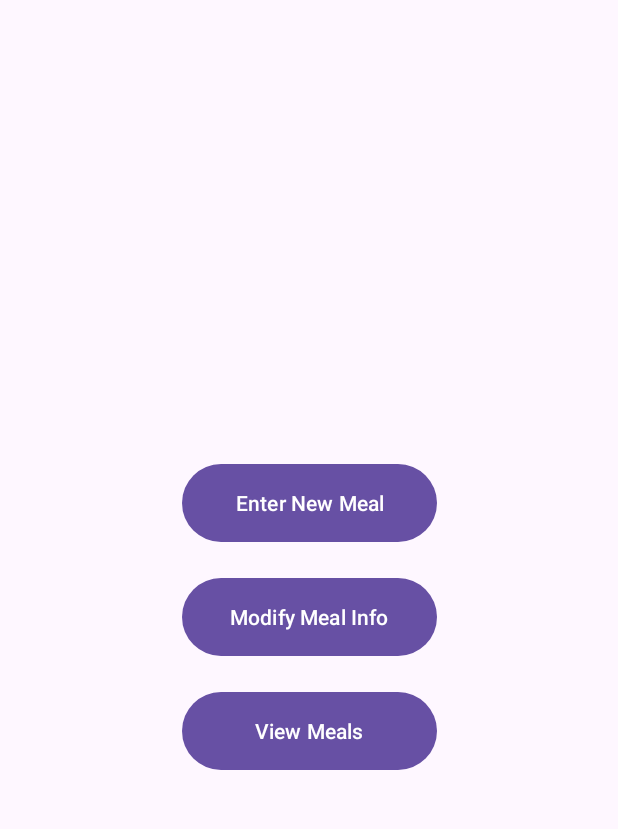
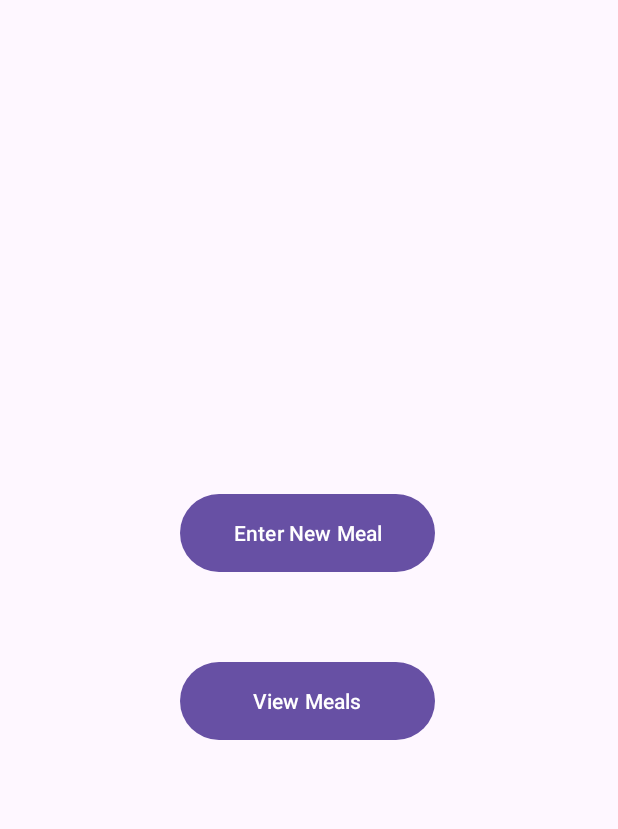
Before and after one commit to Dschids/MemorableMeals, an Android app: the EnterMealActivity screen opened directly, with no data from a screen before it, after a tap on "Main Menu", on a phone screen of 412 x 824 dp, the part 152-981 px from its top. Run offline under Robolectric (Android 15) with nearby library versions, the phone set to English and light mode, and no system bars; 1 other tap on this screen came first.

Commit message:
enter meal put extra, list view extras.getstring

```diff
--- a/app/src/main/java/com/example/memorablemeals/EnterMealActivity.kt
+++ b/app/src/main/java/com/example/memorablemeals/EnterMealActivity.kt
@@ -52,19 +52,25 @@ class EnterMealActivity : AppCompatActivity() {
 
             else {
                 var mealCost = rawMealCost.toDouble()
-                var entry = MealInfo(resName,mealName,mealCost,rating,comments)
-                // TODO do something with this class I made, append it to a list and pass it to a different activity?
+
+                var listView = Intent(this, MealsListView::class.java).apply{
+                    putExtra("mealName", mealName)
+                    putExtra("resName", resName)
+                    putExtra("mealCost", mealCost)
+                    putExtra("rating", rating)
+                    putExtra("mealComments", comments)
+                    putExtra("position", 999)
+                }
+
+                startActivity(listView)
 
             }
-
-
-
 
         }
 
         btnMainMenu.setOnClickListener {
-            var intent = Intent(this, MainActivity::class.java)
-            startActivity(intent)
+            var main = Intent(this, MainActivity::class.java)
+            startActivity(main)
         }
     }
 }
--- a/app/src/main/res/layout/activity_main.xml
+++ b/app/src/main/res/layout/activity_main.xml
@@ -19,32 +19,24 @@
         app:layout_constraintTop_toTopOf="parent" />
 
     <Button
-        android:id="@+id/idBtnModifyExisting"
-        android:layout_width="170dp"
-        android:layout_height="60dp"
-        android:layout_marginTop="16dp"
-        android:text="@string/modifyMeal"
-        app:layout_constraintEnd_toEndOf="parent"
-        app:layout_constraintStart_toStartOf="parent"
-        app:layout_constraintTop_toBottomOf="@+id/idBtnCreateNew" />
-
-    <Button
         android:id="@+id/idBtnViewExisting"
         android:layout_width="170dp"
         android:layout_height="60dp"
-        android:layout_marginTop="16dp"
+        android:layout_marginTop="52dp"
         android:text="@string/viewMeal"
         app:layout_constraintEnd_toEndOf="parent"
+        app:layout_constraintHorizontal_bias="0.497"
         app:layout_constraintStart_toStartOf="parent"
-        app:layout_constraintTop_toBottomOf="@+id/idBtnModifyExisting" />
+        app:layout_constraintTop_toBottomOf="@+id/idBtnCreateNew" />
 
     <Button
         android:id="@+id/idBtnCreateNew"
         android:layout_width="170dp"
         android:layout_height="60dp"
-        android:layout_marginTop="36dp"
+        android:layout_marginTop="56dp"
         android:text="@string/enterNewMeal"
         app:layout_constraintEnd_toEndOf="parent"
+        app:layout_constraintHorizontal_bias="0.497"
         app:layout_constraintStart_toStartOf="parent"
         app:layout_constraintTop_toBottomOf="@+id/imageView" />
 
--- a/app/src/main/res/layout/activity_meals_list_view.xml
+++ b/app/src/main/res/layout/activity_meals_list_view.xml
@@ -4,6 +4,7 @@
     xmlns:tools="http://schemas.android.com/tools"
     android:layout_width="match_parent"
     android:layout_height="match_parent"
+    android:descendantFocusability="blocksDescendants"
     tools:context=".MealsListView">
 
     <ListView
@@ -12,6 +13,7 @@
         android:layout_height="wrap_content"
         android:layout_marginTop="1dp"
         android:clickable="true"
+        android:descendantFocusability="blocksDescendants"
         app:layout_constraintBottom_toBottomOf="parent"
         app:layout_constraintEnd_toEndOf="parent"
         app:layout_constraintStart_toStartOf="parent"
--- a/app/src/main/res/layout/custom_list_view.xml
+++ b/app/src/main/res/layout/custom_list_view.xml
@@ -3,7 +3,8 @@
     xmlns:app="http://schemas.android.com/apk/res-auto"
     xmlns:tools="http://schemas.android.com/tools"
     android:layout_width="match_parent"
-    android:layout_height="wrap_content">
+    android:layout_height="wrap_content"
+    android:descendantFocusability="blocksDescendants">
 
     <TextView
         android:id="@+id/idTxtMealName"
@@ -26,6 +27,7 @@
         android:clickable="false"
         android:focusableInTouchMode="false"
         android:focusedByDefault="false"
+        android:isIndicator="true"
         android:numStars="5"
         android:stepSize="1"
         app:layout_constraintEnd_toEndOf="parent"
```
Also changed, not shown: app/src/main/java/com/example/memorablemeals/MainActivity.kt (+4 -4 lines), app/src/main/java/com/example/memorablemeals/MealsListView.kt (+30 -0 lines).
